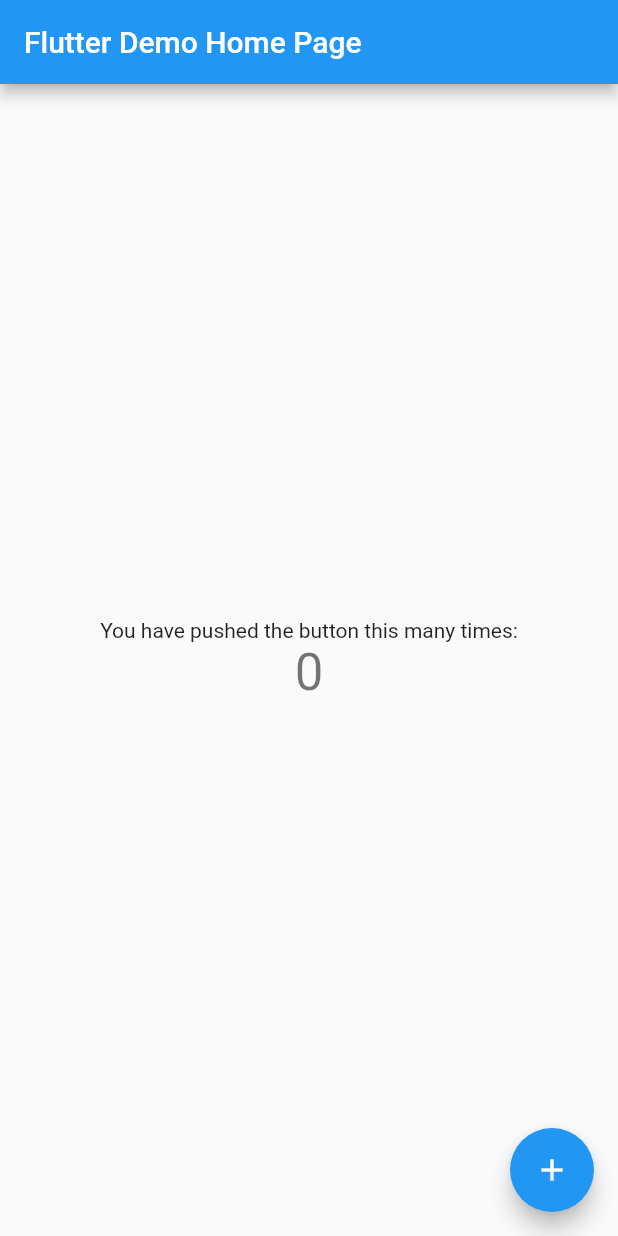
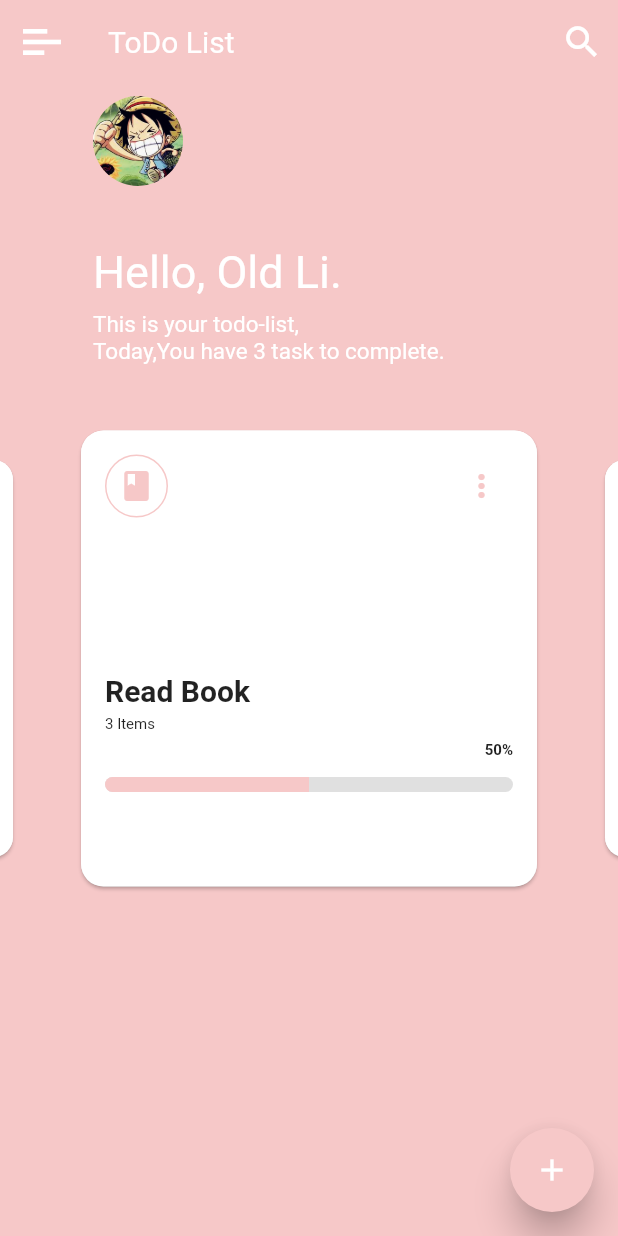
Before and after one commit to asjqkkkk/flutter-todos, a Flutter app: the screen it shows after launch, on a phone screen of 412 x 824 dp. Run offline on Flutter 3.47's test engine with Material 2 defaults, Android fonts, the phone set to English and light mode, and no system bars; drawn by our look-alikes of carousel_slider.

Commit message:
1.基础引用添加 2.完成最基本的雏型

```diff
--- /dev/null
+++ b/lib/items/task_item.dart
@@ -0,0 +1,38 @@
+import 'package:flutter/material.dart';
+import 'package:todo_list/widgets/task_info_widget.dart';
+
+class TaskItem extends StatelessWidget {
+  final int index;
+
+  TaskItem(this.index);
+
+  @override
+  Widget build(BuildContext context) {
+    final double width = MediaQuery.of(context).size.width - 100;
+
+    return Container(
+      width: width,
+      height: width,
+      child: Stack(
+        children: <Widget>[
+          Hero(
+              tag: "task_bg${index}",
+              child: Container(
+                decoration: BoxDecoration(
+                  color: Colors.white,
+                  borderRadius: BorderRadius.circular(15.0),
+                ),
+                margin: EdgeInsets.all(4),
+              )),
+          Container(
+              height: width,
+              child: Card(
+                  shape: RoundedRectangleBorder(
+                    borderRadius: BorderRadius.circular(15.0),
+                  ),
+                  child: Container(margin: EdgeInsets.only(left: 16,right: 16),child: TaskInfoWidget(index, space: width / 3,)))),
+        ],
+      ),
+    );
+  }
+}
--- a/lib/main.dart
+++ b/lib/main.dart
@@ -1,111 +1,31 @@
 import 'package:flutter/material.dart';
+import 'package:flutter/services.dart';
+import 'package:todo_list/pages/main_page.dart';
 
-void main() => runApp(MyApp());
+void main(){
+  SystemChrome.setPreferredOrientations([
+    DeviceOrientation.portraitUp,
+    DeviceOrientation.portraitDown
+  ]);
+  runApp(MyApp());
+}
 
 class MyApp extends StatelessWidget {
   // This widget is the root of your application.
   @override
   Widget build(BuildContext context) {
     return MaterialApp(
-      title: 'Flutter Demo',
+      title: 'ToDo List',
       theme: ThemeData(
-        // This is the theme of your application.
-        //
-        // Try running your application with "flutter run". You'll see the
-        // application has a blue toolbar. Then, without quitting the app, try
-        // changing the primarySwatch below to Colors.green and then invoke
-        // "hot reload" (press "r" in the console where you ran "flutter run",
-        // or simply save your changes to "hot reload" in a Flutter IDE).
-        // Notice that the counter didn't reset back to zero; the application
-        // is not restarted.
-        primarySwatch: Colors.blue,
+        primaryColor: Color.fromRGBO(246,200,200,1),
+        appBarTheme: AppBarTheme(
+
+          textTheme: TextTheme(
+            title: TextStyle(color: Colors.white, fontSize: 20)
+          )
+        )
       ),
-      home: MyHomePage(title: 'Flutter Demo Home Page'),
+      home: MainPage()
     );
   }
 }
-
-class MyHomePage extends StatefulWidget {
-  MyHomePage({Key key, this.title}) : super(key: key);
-
-  // This widget is the home page of your application. It is stateful, meaning
-  // that it has a State object (defined below) that contains fields that affect
-  // how it looks.
-
-  // This class is the configuration for the state. It holds the values (in this
-  // case the title) provided by the parent (in this case the App widget) and
-  // used by the build method of the State. Fields in a Widget subclass are
-  // always marked "final".
-
-  final String title;
-
-  @override
-  _MyHomePageState createState() => _MyHomePageState();
-}
-
-class _MyHomePageState extends State<MyHomePage> {
-  int _counter = 0;
-
-  void _incrementCounter() {
-    setState(() {
-      // This call to setState tells the Flutter framework that something has
-      // changed in this State, which causes it to rerun the build method below
-      // so that the display can reflect the updated values. If we changed
-      // _counter without calling setState(), then the build method would not be
-      // called again, and so nothing would appear to happen.
-      _counter++;
-    });
-  }
-
-  @override
-  Widget build(BuildContext context) {
-    // This method is rerun every time setState is called, for instance as done
-    // by the _incrementCounter method above.
-    //
-    // The Flutter framework has been optimized to make rerunning build methods
-    // fast, so that you can just rebuild anything that needs updating rather
-    // than having to individually change instances of widgets.
-    return Scaffold(
-      appBar: AppBar(
-        // Here we take the value from the MyHomePage object that was created by
-        // the App.build method, and use it to set our appbar title.
-        title: Text(widget.title),
-      ),
-      body: Center(
-        // Center is a layout widget. It takes a single child and positions it
-        // in the middle of the parent.
-        child: Column(
-          // Column is also layout widget. It takes a list of children and
-          // arranges them vertically. By default, it sizes itself to fit its
-          // children horizontally, and tries to be as tall as its parent.
-          //
-          // Invoke "debug painting" (press "p" in the console, choose the
-          // "Toggle Debug Paint" action from the Flutter Inspector in Android
-          // Studio, or the "Toggle Debug Paint" command in Visual Studio Code)
-          // to see the wireframe for each widget.
-          //
-          // Column has various properties to control how it sizes itself and
-          // how it positions its children. Here we use mainAxisAlignment to
-          // center the children vertically; the main axis here is the vertical
-          // axis because Columns are vertical (the cross axis would be
-          // horizontal).
-          mainAxisAlignment: MainAxisAlignment.center,
-          children: <Widget>[
-            Text(
-              'You have pushed the button this many times:',
-            ),
-            Text(
-              '$_counter',
-              style: Theme.of(context).textTheme.display1,
-            ),
-          ],
-        ),
-      ),
-      floatingActionButton: FloatingActionButton(
-        onPressed: _incrementCounter,
-        tooltip: 'Increment',
-        child: Icon(Icons.add),
-      ), // This trailing comma makes auto-formatting nicer for build methods.
-    );
-  }
-}
--- /dev/null
+++ b/lib/pages/all_page.dart
@@ -0,0 +1,2 @@
+export 'main_page.dart';
+export 'task_detail_page.dart';
--- /dev/null
+++ b/lib/pages/main_page.dart
@@ -0,0 +1,95 @@
+import 'package:flutter/material.dart';
+import 'package:carousel_slider/carousel_slider.dart';
+import 'package:todo_list/items/task_item.dart';
+import 'package:todo_list/pages/task_detail_page.dart';
+
+class MainPage extends StatelessWidget {
+  @override
+  Widget build(BuildContext context) {
+    return Scaffold(
+      backgroundColor: Theme.of(context).primaryColor,
+      appBar: AppBar(
+        elevation: 0,
+        title: Text("ToDo List"),
+        leading: Image.asset("images/leading.png"),
+        actions: <Widget>[
+          IconButton(icon: Icon(Icons.search, size: 28,color: Colors.white,), onPressed: () {})
+        ],
+      ),
+      floatingActionButton: FloatingActionButton(
+        elevation: 10,
+        onPressed: () {},
+        child: Icon(Icons.add),
+        backgroundColor: Theme.of(context).primaryColor,
+      ),
+      body: Container(
+        child: Column(
+          crossAxisAlignment: CrossAxisAlignment.start,
+          children: <Widget>[
+            Container(
+              margin: EdgeInsets.fromLTRB(62, 8, 50, 0),
+              width: 60,
+              height: 60,
+              child: ClipRRect(
+                child: Image.asset("images/avator.jpg"),
+                borderRadius: BorderRadius.all(Radius.circular(30)),
+              ),
+            ),
+            Container(
+              margin: EdgeInsets.fromLTRB(50, 0, 50, 0),
+              child: Container(
+                margin: EdgeInsets.only(top: 40, left: 12),
+                child: Text(
+                  "Hello, Old Li.",
+                  style: TextStyle(fontSize: 30, color: Colors.white),
+                ),
+              ),
+            ),
+            Container(
+              margin: EdgeInsets.fromLTRB(50, 0, 50, 0),
+              child: Container(
+                margin: EdgeInsets.only(top: 8, left: 12),
+                child: Text(
+                  "This is your todo-list,\nToday,You have 3 task to complete.",
+                  style: TextStyle(fontSize: 15, color: Colors.white),
+                ),
+              ),
+            ),
+            Container(
+              margin: EdgeInsets.only(top: 40),
+              child: CarouselSlider(
+                items: _getCards(context),
+                aspectRatio: 1,
+                height: MediaQuery.of(context).size.width - 100,
+                viewportFraction: 0.8,
+                initialPage: 0,
+                enableInfiniteScroll: true,
+                reverse: false,
+                enlargeCenterPage: true,
+                onPageChanged: (index) {},
+                scrollDirection: Axis.horizontal,
+              ),
+            )
+          ],
+        ),
+      ),
+    );
+  }
+
+  List<Widget> _getCards(context) {
+    List<Widget> list = [];
+    for (var i = 0; i < 10; i++) {
+      list.add(GestureDetector(
+        child: TaskItem(i),
+        onTap: () {
+          Navigator.of(context).push(
+          new PageRouteBuilder(pageBuilder: (ctx,anm,anmS){
+            return TaskDetailPage(i);
+          },transitionDuration: Duration(seconds: 1))
+          );
+        },
+      ));
+    }
+    return list;
+  }
+}
--- /dev/null
+++ b/lib/pages/task_detail_page.dart
@@ -0,0 +1,41 @@
+import 'package:flutter/material.dart';
+import 'package:todo_list/widgets/task_info_widget.dart';
+
+class TaskDetailPage extends StatelessWidget {
+  final int index;
+
+  TaskDetailPage(this.index);
+
+  @override
+  Widget build(BuildContext context) {
+    return Stack(
+      children: <Widget>[
+        Hero(
+          tag: "task_bg${index}",
+          child: Container(
+            decoration: BoxDecoration(
+              color: Colors.white,
+              borderRadius: BorderRadius.circular(15.0),
+            )
+          ),
+        ),
+        Scaffold(
+          backgroundColor: Colors.transparent,
+          appBar: AppBar(
+            iconTheme: IconThemeData(
+              color: Theme.of(context).primaryColor
+            ),
+            elevation: 0,
+            backgroundColor: Colors.transparent,
+            actions: <Widget>[
+              IconButton(icon: Hero(tag: "task_more${index}",child: Icon(Icons.more_vert,color: Theme.of(context).primaryColor,)), onPressed: null)
+            ],
+          ),
+          body: Container(
+              margin: EdgeInsets.only(left: 50, top: 20, right: 50),
+              child: TaskInfoWidget(index)),
+        ),
+      ],
+    );
+  }
+}
--- /dev/null
+++ b/lib/widgets/task_info_widget.dart
@@ -0,0 +1,122 @@
+import 'package:flutter/material.dart';
+
+class TaskInfoWidget extends StatelessWidget {
+
+  final int index;
+  final double space;
+
+
+  TaskInfoWidget(this.index, {this.space = 20});
+
+  @override
+  Widget build(BuildContext context) {
+    return SingleChildScrollView(
+      child: Column(
+        children: <Widget>[
+          Row(
+            children: <Widget>[
+              Expanded(
+                child: Container(
+                  alignment: Alignment.centerLeft,
+                  margin: EdgeInsets.only( top: 16),
+                  child: Hero(
+                    tag: "task_icon${index}",
+                    child: Container(
+                        width: 42,
+                        height: 42,
+                        decoration: BoxDecoration(
+                            border: Border.all(
+                              color: Theme.of(context).primaryColor,
+                            ),
+                            shape: BoxShape.circle),
+                        child: Icon(
+                          Icons.book,
+                          color: Theme.of(context).primaryColor,
+                        )),
+                  ),
+                ),
+              ),
+              Expanded(
+                child: Container(
+                  alignment: Alignment.centerRight,
+                  child: Container(
+                    width: 42,
+                    height: 42,
+                    margin: EdgeInsets.only(top: 16),
+                    child: space == 20 ?SizedBox(): Hero(
+                      tag: "task_more${index}",
+                      child: Icon(
+                        Icons.more_vert,
+                        color: Theme.of(context).primaryColor,
+                      ),
+                    ),
+                  ),
+                ),
+              )
+            ],
+          ),
+          SizedBox(
+            height: space,
+          ),
+          Container(
+            alignment: Alignment.bottomLeft,
+            child: Hero(
+              tag: "task_title${index}",
+              child: Material(
+                color: Colors.transparent,
+                child: Text(
+                  "Read Book ",
+                  style: TextStyle(
+                      fontSize: 20, fontWeight: FontWeight.bold),
+                ),
+              ),
+            ),
+          ),
+          Container(
+            margin: EdgeInsets.only(top: 5),
+            alignment: Alignment.bottomLeft,
+            child: Hero(
+              tag: "task_items${index}",
+              child: Material(
+                color: Colors.transparent,
+                child: Text(
+                  "3 Items ",
+                  style: TextStyle(fontSize: 10),
+                ),
+              ),
+            ),
+          ),
+          Container(
+            alignment: Alignment.centerRight,
+            margin: EdgeInsets.only(top: 5),
+            child: Hero(
+              tag: "task_progress${index}",
+              child: Material(
+                  color: Colors.transparent,
+                  child: Text(
+                    "50%",
+                    style: TextStyle(fontSize: 10, fontWeight: FontWeight.bold),
+                  )),
+            ),
+          ),
+          Hero(
+            tag: "task_progressbar${index}",
+            child: Container(
+              height: 10,
+              margin: EdgeInsets.only(top: 12),
+              child: ClipRRect(
+                borderRadius: BorderRadius.all(Radius.circular(10)),
+                child: LinearProgressIndicator(
+                  valueColor: AlwaysStoppedAnimation(
+                      Theme.of(context).primaryColor),
+                  value: 0.5,
+                  backgroundColor: Color.fromRGBO(224, 224, 224, 1),
+                ),
+              ),
+            ),
+          )
+        ],
+      ),
+    );
+  }
+}
```
Also changed, not shown: pubspec.yaml (+18 -0 lines), images/avator.jpg (added), images/leading.png (added), 6 other files.
